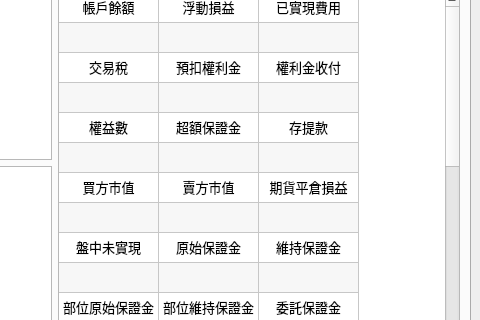
The window that APIver2/UI/MainWindow.ui (clamgee/python-code) describes before a commit, drawn with Qt 5; both pictures show x 572 to 1052 and y 122 to 442 of the 1052 by 556 pixel window.
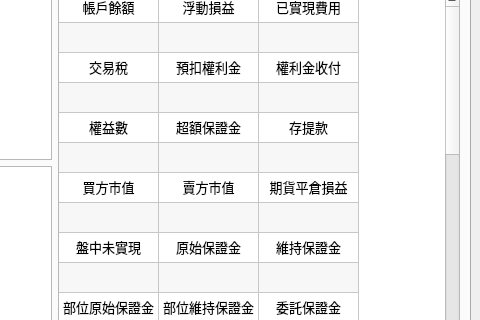
The same window after the commit. The open tabs and pages were chosen to show the change. Custom widgets are drawn as their Qt base class.

The edit to the form file:
```diff
--- a/APIver2/UI/MainWindow.ui
+++ b/APIver2/UI/MainWindow.ui
@@ -931,7 +931,7 @@
                <bool>true</bool>
               </property>
               <property name="rowCount">
-               <number>26</number>
+               <number>28</number>
               </property>
               <property name="columnCount">
                <number>3</number>
@@ -968,6 +968,8 @@
               <row/>
               <row/>
               <row/>
+              <row/>
+              <row/>
               <column/>
               <column/>
               <column/>
@@ -1607,6 +1609,22 @@
                 <set>AlignCenter</set>
                </property>
               </item>
+              <item row="26" column="0">
+               <property name="text">
+                <string>登入帳號</string>
+               </property>
+               <property name="textAlignment">
+                <set>AlignCenter</set>
+               </property>
+              </item>
+              <item row="26" column="1">
+               <property name="text">
+                <string>期貨帳號</string>
+               </property>
+               <property name="textAlignment">
+                <set>AlignCenter</set>
+               </property>
+              </item>
              </widget>
             </item>
            </layout>
```
Left out of the diff: 26 changed lines with no effect on the pictures.
